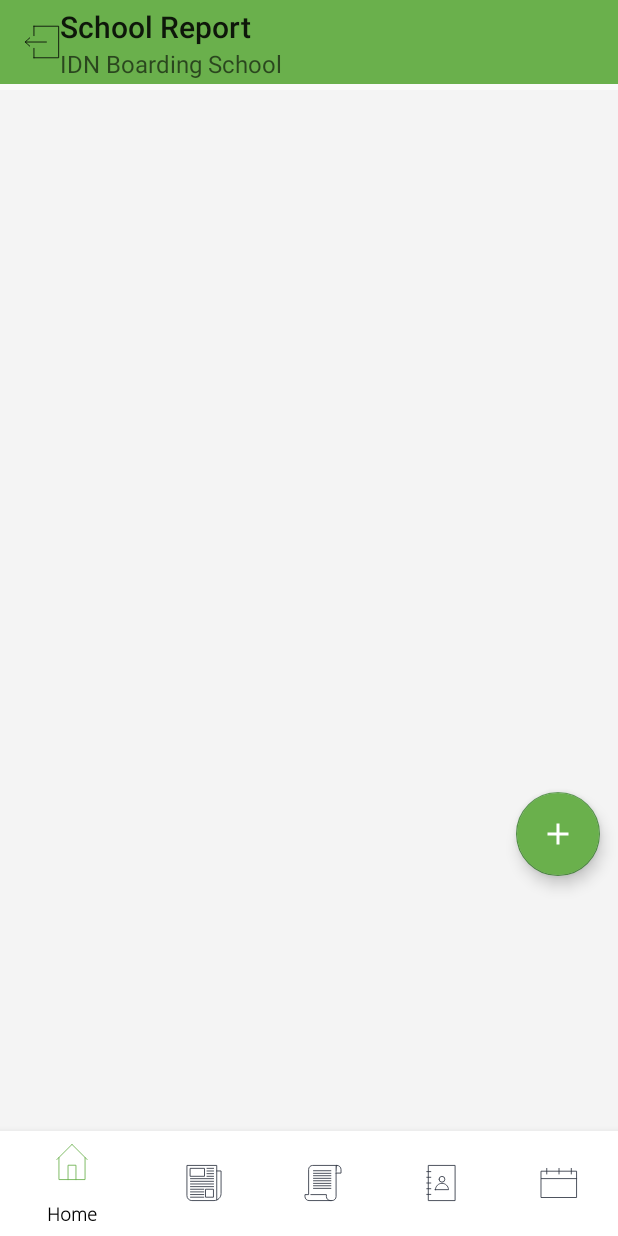
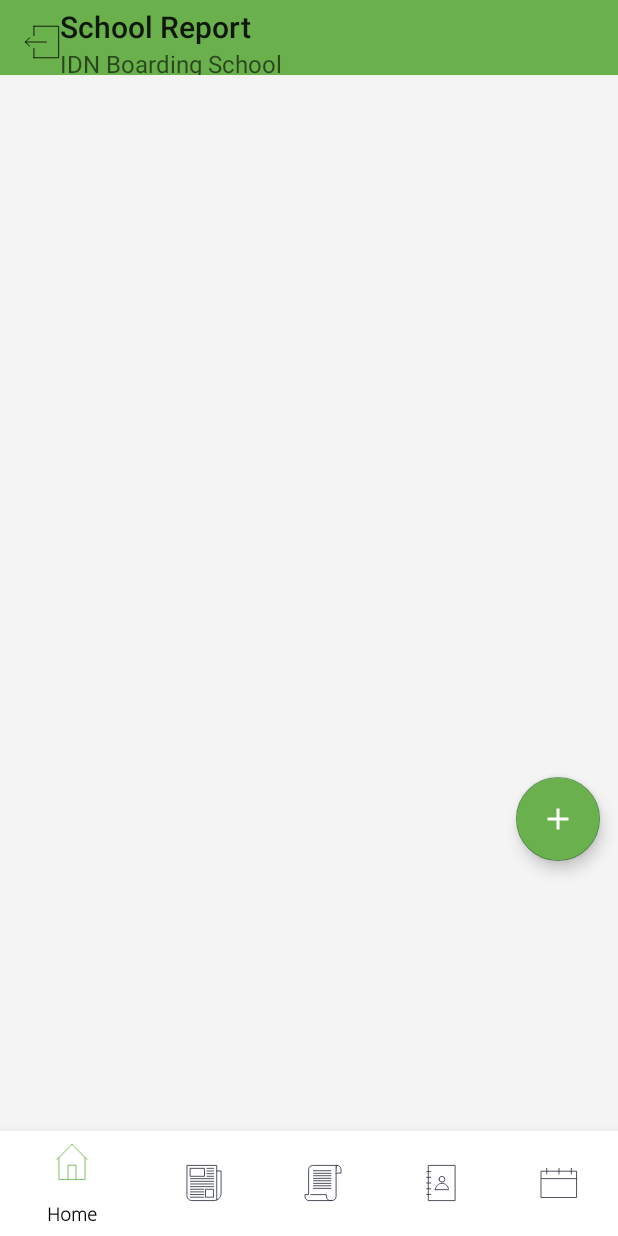
Before and after one commit to MozeeB/School-Report, an Android app: the MainActivity screen opened directly, with no data from a screen before it, on a phone screen of 412 x 824 dp. Run offline under Robolectric (Android 15) with nearby library versions, the phone set to English and light mode, and no system bars; our stand-ins replace ButterKnife; libraries missing offline, so code that uses them is left out: es.dmoral.toasty; 1 statement that could not run was skipped.

Commit message:
dari nahl yang ke tiga

```diff
--- a/app/src/main/res/layout/activity_main.xml
+++ b/app/src/main/res/layout/activity_main.xml
@@ -19,8 +19,7 @@
         android:id="@+id/fragment_container"
         android:layout_width="match_parent"
         android:layout_height="match_parent"
-        android:layout_marginTop="60dp"
-        android:layout_marginBottom="70dp"
+        android:layout_marginTop="50dp"
         android:layout_above="@id/bottom_navigation"
         tools:ignore="MissingConstraints"
         android:background="#F4F4F4">
```
Also changed, not shown: app/src/main/res/drawable/segitigakuning.xml (added, +9 -0 lines), app/src/main/res/drawable/schoolgraphic.png, app/src/main/res/drawable/segitigakuning.png (deleted).
